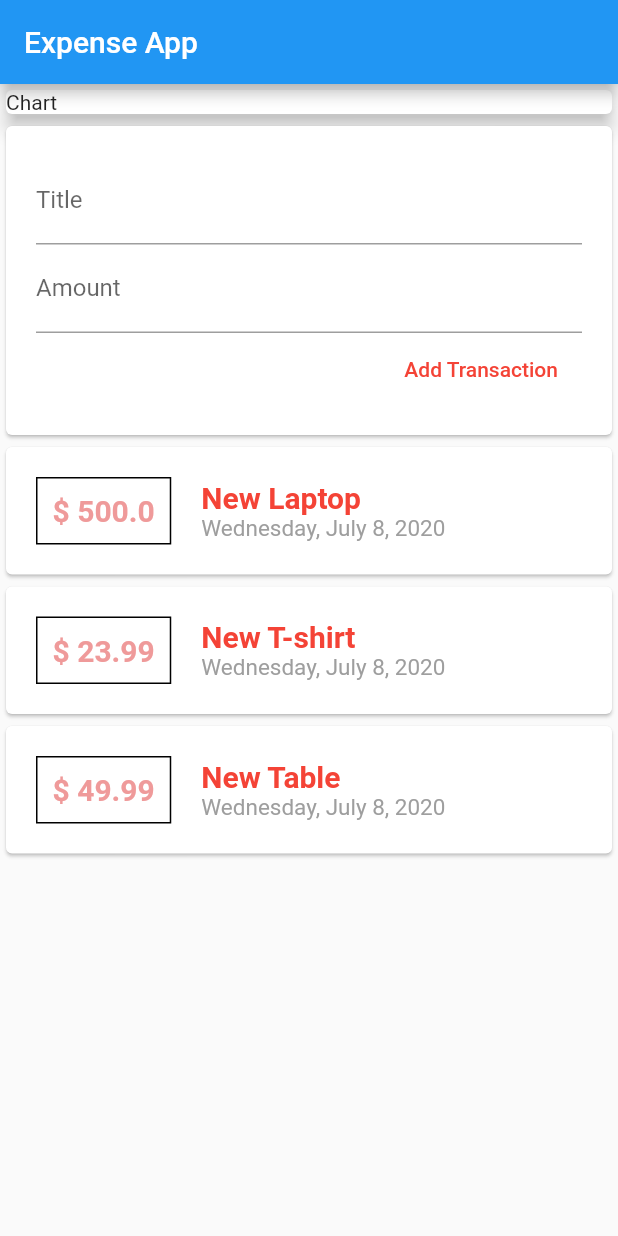
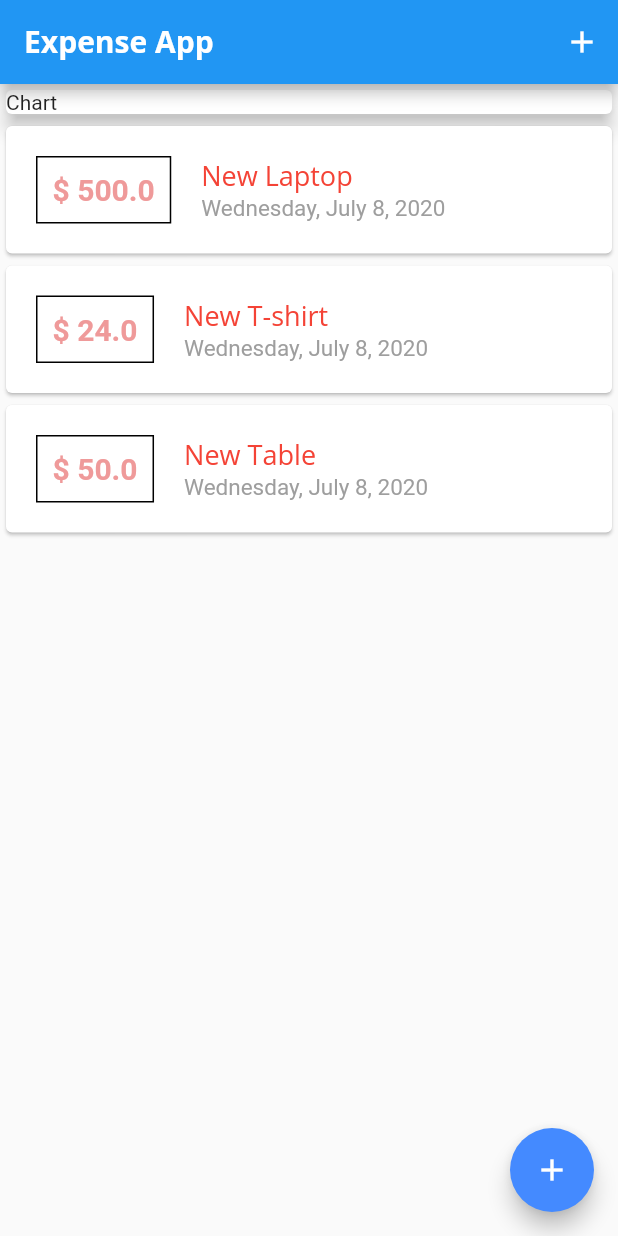
Before and after one commit to tegarjokam/expenseapp, a Flutter app: the screen it shows after launch, on a phone screen of 412 x 824 dp. Run offline on Flutter 3.47's test engine with Material 2 defaults, Android fonts, the phone set to English and light mode, and no system bars.

Commit message:
add bottom button to add new transactions

```diff
--- a/lib/main.dart
+++ b/lib/main.dart
@@ -1,4 +1,6 @@
-import './widgets/user_transaction.dart';
+import './widgets/transaction_list.dart';
+import './models/transaction.dart';
+import './widgets/new_transaction.dart';
 import 'package:flutter/material.dart';
 
 void main() {
@@ -10,17 +12,84 @@ class MyApp extends StatelessWidget {
   Widget build(BuildContext context) {
     return MaterialApp(
       title: 'Flutter Demo',
+      theme: ThemeData(
+        accentColor: Colors.blueAccent,
+        fontFamily: 'Quicksand',
+        textTheme: ThemeData.light().textTheme.copyWith(
+            headline6: TextStyle(
+                fontFamily: 'OpenSans', fontSize: 18, color: Colors.red)),
+        appBarTheme: AppBarTheme(
+          textTheme: ThemeData.light().textTheme.copyWith(
+                headline6: TextStyle(
+                    fontFamily: 'OpenSans',
+                    fontSize: 20,
+                    fontWeight: FontWeight.bold),
+              ),
+        ),
+      ),
       home: HomePage(),
     );
   }
 }
 
-class HomePage extends StatelessWidget {
+class HomePage extends StatefulWidget {
+  @override
+  _HomePageState createState() => _HomePageState();
+}
+
+class _HomePageState extends State<HomePage> {
+  final List<Transaction> _userTransactions = [
+    Transaction(
+      id: 't1',
+      title: 'New Laptop',
+      amount: 500.0,
+      date: DateTime.now(),
+    ),
+    Transaction(
+      id: 't2',
+      title: 'New T-shirt',
+      amount: 23.99,
+      date: DateTime.now(),
+    ),
+    Transaction(
+      id: 't3',
+      title: 'New Table',
+      amount: 49.99,
+      date: DateTime.now(),
+    ),
+  ];
+
+  void _addNewTransaction(String title, double amount) {
+    final newTx = Transaction(
+        id: DateTime.now().toString(),
+        title: title,
+        amount: amount,
+        date: DateTime.now());
+
+    setState(() {
+      _userTransactions.add(newTx);
+    });
+  }
+
+  void _startNewTransaction(BuildContext ctx) {
+    showModalBottomSheet(
+        context: ctx,
+        builder: (_) {
+          return NewTransaction(_addNewTransaction);
+        });
+  }
+
   @override
   Widget build(BuildContext context) {
     return Scaffold(
       appBar: AppBar(
         title: Text("Expense App"),
+        actions: <Widget>[
+          IconButton(
+            icon: Icon(Icons.add),
+            onPressed: () => _startNewTransaction(context),
+          )
+        ],
       ),
       body: ListView(children: <Widget>[
         Column(
@@ -33,10 +102,14 @@ class HomePage extends StatelessWidget {
                 elevation: 5,
               ),
             ),
-            UserTransaction(),
+            TransactionList(_userTransactions),
           ],
         ),
       ]),
+      floatingActionButton: FloatingActionButton(
+        child: Icon(Icons.add),
+        onPressed: () => _startNewTransaction(context),
+      ),
     );
   }
 }
--- a/lib/widgets/transaction_list.dart
+++ b/lib/widgets/transaction_list.dart
@@ -10,7 +10,7 @@ class TransactionList extends StatelessWidget {
   @override
   Widget build(BuildContext context) {
     return Container(
-      height: MediaQuery.of(context).size.height,
+      height: 600,
       child: ListView.builder(
         itemBuilder: (BuildContext context, int index) {
           return Card(
@@ -25,7 +25,7 @@ class TransactionList extends StatelessWidget {
                     vertical: 20,
                   ),
                   child: Text(
-                    '\$ ${transactions[index].amount}',
+                    '\$ ${transactions[index].amount.toStringAsFixed(1)}',
                     style: TextStyle(
                         color: Colors.red[200],
                         fontSize: 20,
@@ -37,11 +37,7 @@ class TransactionList extends StatelessWidget {
                   children: <Widget>[
                     Text(
                       transactions[index].title,
-                      style: TextStyle(
-                        color: Colors.red,
-                        fontWeight: FontWeight.bold,
-                        fontSize: 20,
-                      ),
+                      style: Theme.of(context).textTheme.headline6,
                     ),
                     Text(
                       DateFormat()
--- a/lib/widgets/user_transaction.dart
+++ /dev/null
@@ -1,54 +0,0 @@
-import './new_transaction.dart';
-import './transaction_list.dart';
-import '../models/transaction.dart';
-import 'package:flutter/material.dart';
-
-class UserTransaction extends StatefulWidget {
-  @override
-  _UserTransactionState createState() => _UserTransactionState();
-}
-
-class _UserTransactionState extends State<UserTransaction> {
-  final List<Transaction> _userTransactions = [
-    Transaction(
-      id: 't1',
-      title: 'New Laptop',
-      amount: 500.0,
-      date: DateTime.now(),
-    ),
-    Transaction(
-      id: 't2',
-      title: 'New T-shirt',
-      amount: 23.99,
-      date: DateTime.now(),
-    ),
-    Transaction(
-      id: 't3',
-      title: 'New Table',
-      amount: 49.99,
-      date: DateTime.now(),
-    ),
-  ];
-
-  void _addNewTransaction(String title, double amount) {
-    final newTx = Transaction(
-        id: DateTime.now().toString(),
-        title: title,
-        amount: amount,
-        date: DateTime.now());
-
-    setState(() {
-      _userTransactions.add(newTx);
-    });
-  }
-
-  @override
-  Widget build(BuildContext context) {
-    return Column(
-      children: <Widget>[
-        NewTransaction(_addNewTransaction),
-        TransactionList(_userTransactions)
-      ],
-    );
-  }
-}
```
Also changed, not shown: lib/widgets/new_transaction.dart (+27 -9 lines), pubspec.yaml (+11 -6 lines), assets/fonts/OpenSans-Bold.ttf (added), assets/fonts/OpenSans-Regular.ttf (added), assets/fonts/Quicksand-Bold.ttf (added), assets/fonts/Quicksand-Light.ttf (added), assets/fonts/Quicksand-Medium.ttf (added), assets/fonts/Quicksand-Regular.ttf (added).
